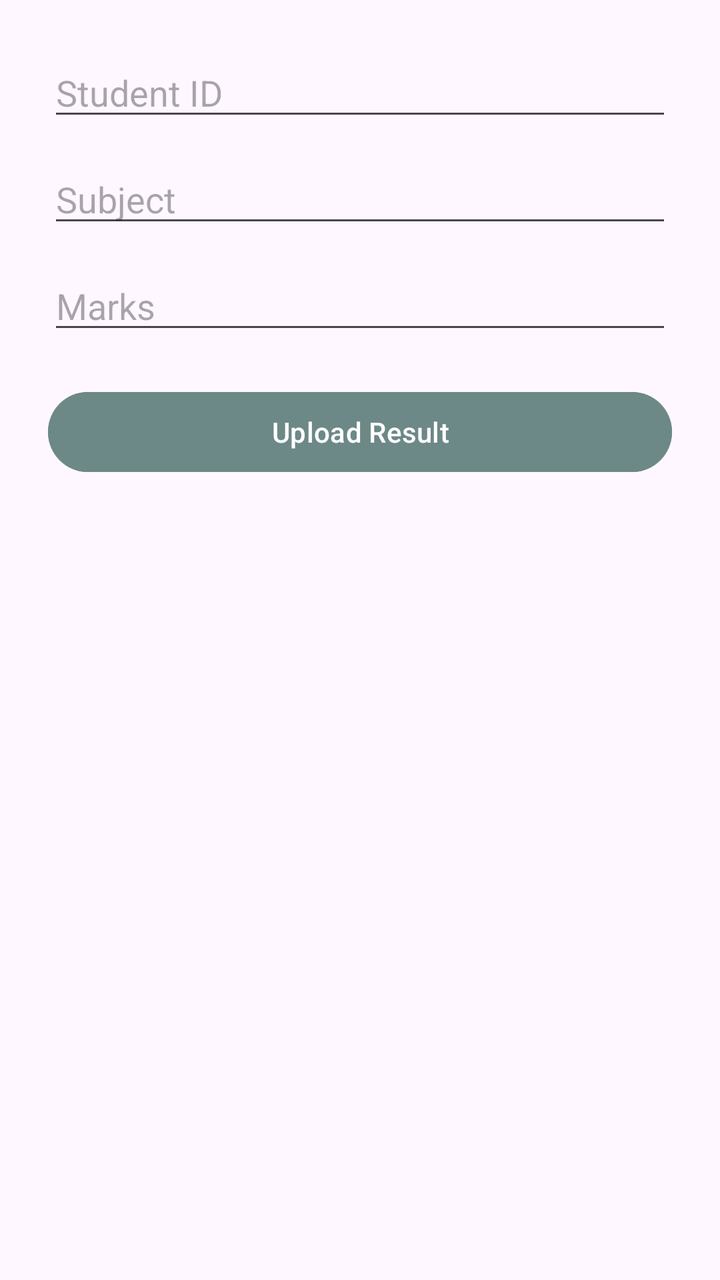
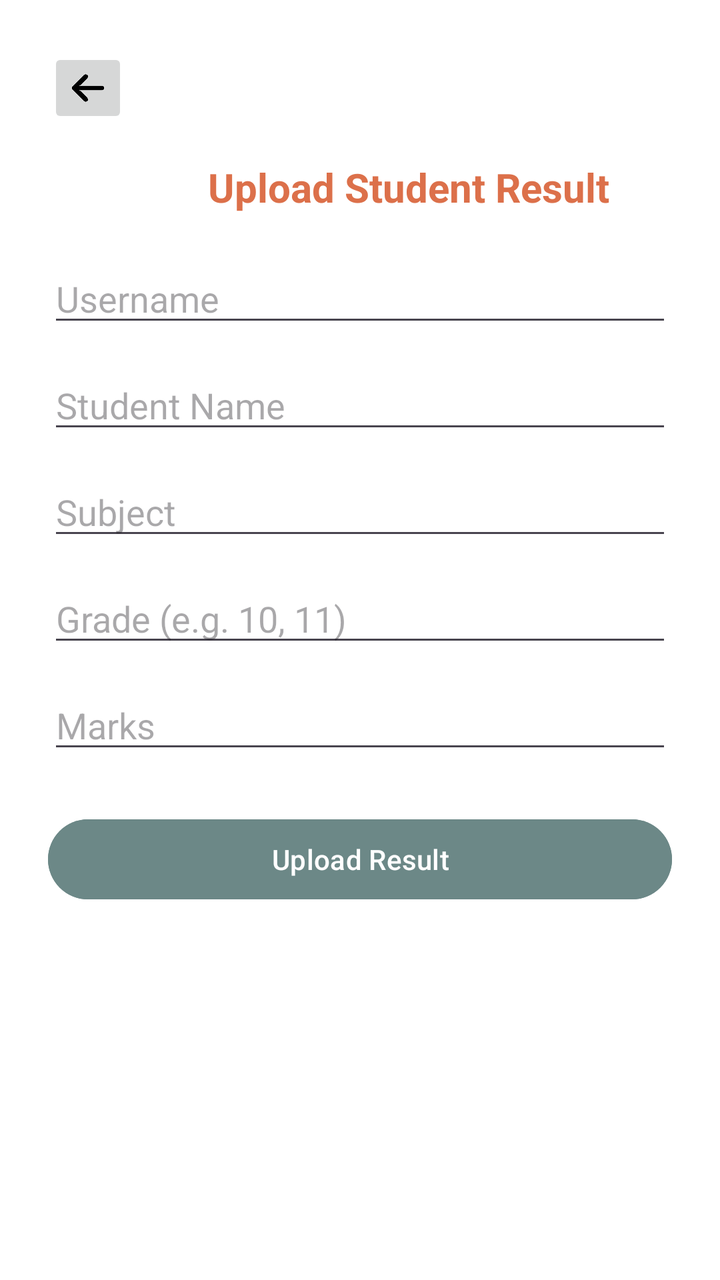

Two renders of the same Android screen: before a commit and after it. Below are the layout's source before the change and the commit's diff.
<!-- AndroidManifest.xml: application theme Theme.TutionApp -->
<!-- res/layout/activity_upload_results.xml -->
<?xml version="1.0" encoding="utf-8"?>
<ScrollView xmlns:android="http://schemas.android.com/apk/res/android"
    android:layout_width="match_parent"
    android:layout_height="match_parent"
    android:padding="24dp">

    <LinearLayout
        android:layout_width="match_parent"
        android:layout_height="wrap_content"
        android:orientation="vertical">

        <EditText
            android:id="@+id/etStudentID"
            android:layout_width="match_parent"
            android:layout_height="wrap_content"
            android:hint="Student ID" />

        <EditText
            android:id="@+id/etSubject"
            android:layout_width="match_parent"
            android:layout_height="wrap_content"
            android:hint="Subject"
            android:layout_marginTop="12dp" />

        <EditText
            android:id="@+id/etMarks"
            android:layout_width="match_parent"
            android:layout_height="wrap_content"
            android:hint="Marks"
            android:inputType="number"
            android:layout_marginTop="12dp" />

        <Button
            android:id="@+id/btnUploadResult"
            android:layout_width="match_parent"
            android:layout_height="wrap_content"
            android:text="Upload Result"
            android:layout_marginTop="20dp"
            android:backgroundTint="#6c8887"
            android:textColor="#fff" />
    </LinearLayout>
</ScrollView>
<!-- resources referenced by this layout -->
<resources>
  <style name="Theme.TutionApp" parent="Theme.Material3.DayNight.NoActionBar">
          
      </style>
</resources>

<!-- the commit's change to res/layout/activity_upload_results.xml (unified diff, before → after) -->
@@ -2,19 +2,53 @@
 <ScrollView xmlns:android="http://schemas.android.com/apk/res/android"
     android:layout_width="match_parent"
     android:layout_height="match_parent"
-    android:padding="24dp">
+    android:padding="24dp"
+    android:background="#FFFFFF">
 
     <LinearLayout
         android:layout_width="match_parent"
         android:layout_height="wrap_content"
         android:orientation="vertical">
 
+        
+        <ImageButton
+            android:id="@+id/btnBack"
+            android:layout_width="40dp"
+            android:layout_height="40dp"
+            android:layout_gravity="start"
+            android:layout_marginBottom="16dp"
+            android:contentDescription="Back"
+            android:src="@drawable/ic_back"
+            android:scaleType="fitCenter" />
+
+
+        
+        <TextView
+            android:layout_width="wrap_content"
+            android:layout_height="wrap_content"
+            android:layout_marginLeft="80dp"
+            android:text="Upload Student Result"
+            android:textSize="20sp"
+            android:textStyle="bold"
+            android:textColor="#DC704A"
+            android:layout_marginBottom="20dp"/>
+
+        
         <EditText
-            android:id="@+id/etStudentID"
+            android:id="@+id/etUsername"
             android:layout_width="match_parent"
             android:layout_height="wrap_content"
-            android:hint="Student ID" />
+            android:hint="Username" />
 
+        
+        <EditText
+            android:id="@+id/etStudentName"
+            android:layout_width="match_parent"
+            android:layout_height="wrap_content"
+            android:hint="Student Name"
+            android:layout_marginTop="12dp" />
+
+        
         <EditText
             android:id="@+id/etSubject"
             android:layout_width="match_parent"
@@ -22,6 +56,15 @@
             android:hint="Subject"
             android:layout_marginTop="12dp" />
 
+        
+        <EditText
+            android:id="@+id/etGrade"
+            android:layout_width="match_parent"
+            android:layout_height="wrap_content"
+            android:hint="Grade (e.g. 10, 11)"
+            android:layout_marginTop="12dp" />
+
+        
         <EditText
             android:id="@+id/etMarks"
             android:layout_width="match_parent"
@@ -30,12 +73,13 @@
             android:inputType="number"
             android:layout_marginTop="12dp" />
 
+        
         <Button
             android:id="@+id/btnUploadResult"
             android:layout_width="match_parent"
             android:layout_height="wrap_content"
             android:text="Upload Result"
-            android:layout_marginTop="20dp"
+            android:layout_marginTop="24dp"
             android:backgroundTint="#6c8887"
             android:textColor="#fff" />
     </LinearLayout>
<!-- resource entries referenced after the edit -->
@@ -1,5 +1,6 @@
 <!-- resources referenced by this layout -->
 <resources>
+  <!-- drawable ic_back: png bitmap (drawable, 7401 bytes) -->
   <style name="Theme.TutionApp" parent="Theme.Material3.DayNight.NoActionBar">
           
       </style>
